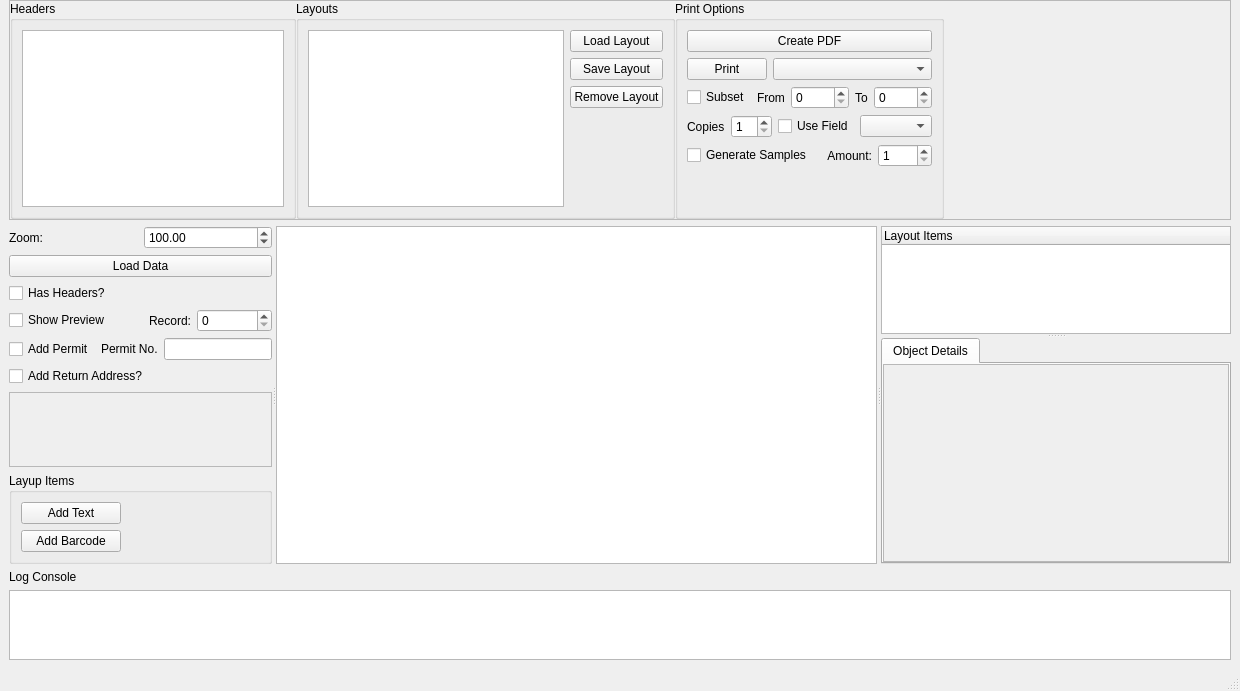
This is LabelDesigner.ui in marvin939/label-designer as Qt 5 draws it before an edit. The edited form follows.
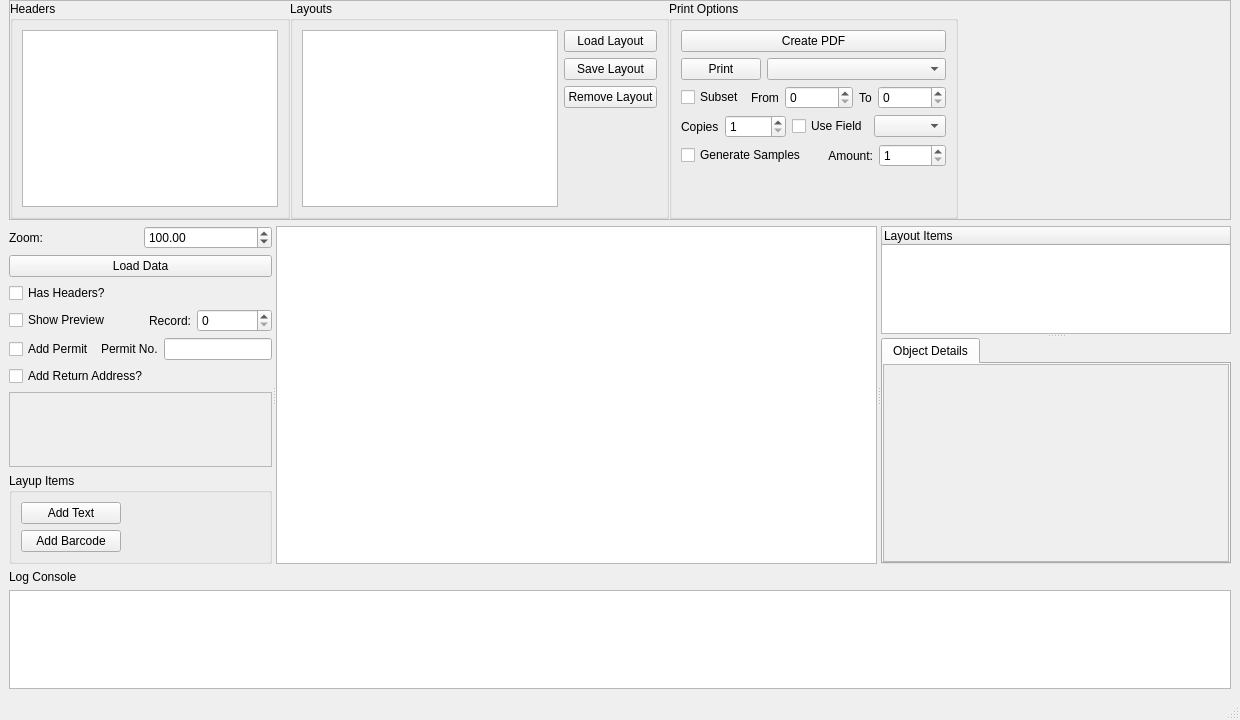
This is the edited form. Custom widgets are drawn as their Qt base class.

The edit to the form file:
```diff
--- a/LabelDesigner.ui
+++ b/LabelDesigner.ui
@@ -7,7 +7,7 @@
     <x>0</x>
     <y>0</y>
     <width>1240</width>
-    <height>684</height>
+    <height>720</height>
    </rect>
   </property>
   <property name="windowTitle">
@@ -241,6 +241,9 @@
               <property name="minimum">
                <number>1</number>
               </property>
+              <property name="maximum">
+               <number>99999</number>
+              </property>
              </widget>
             </item>
             <item>
@@ -286,6 +289,9 @@
               <property name="minimum">
                <number>1</number>
               </property>
+              <property name="maximum">
+               <number>99999999</number>
+              </property>
              </widget>
             </item>
            </layout>
```
Left out of the diff: 2 changed lines with no effect on the pictures.
